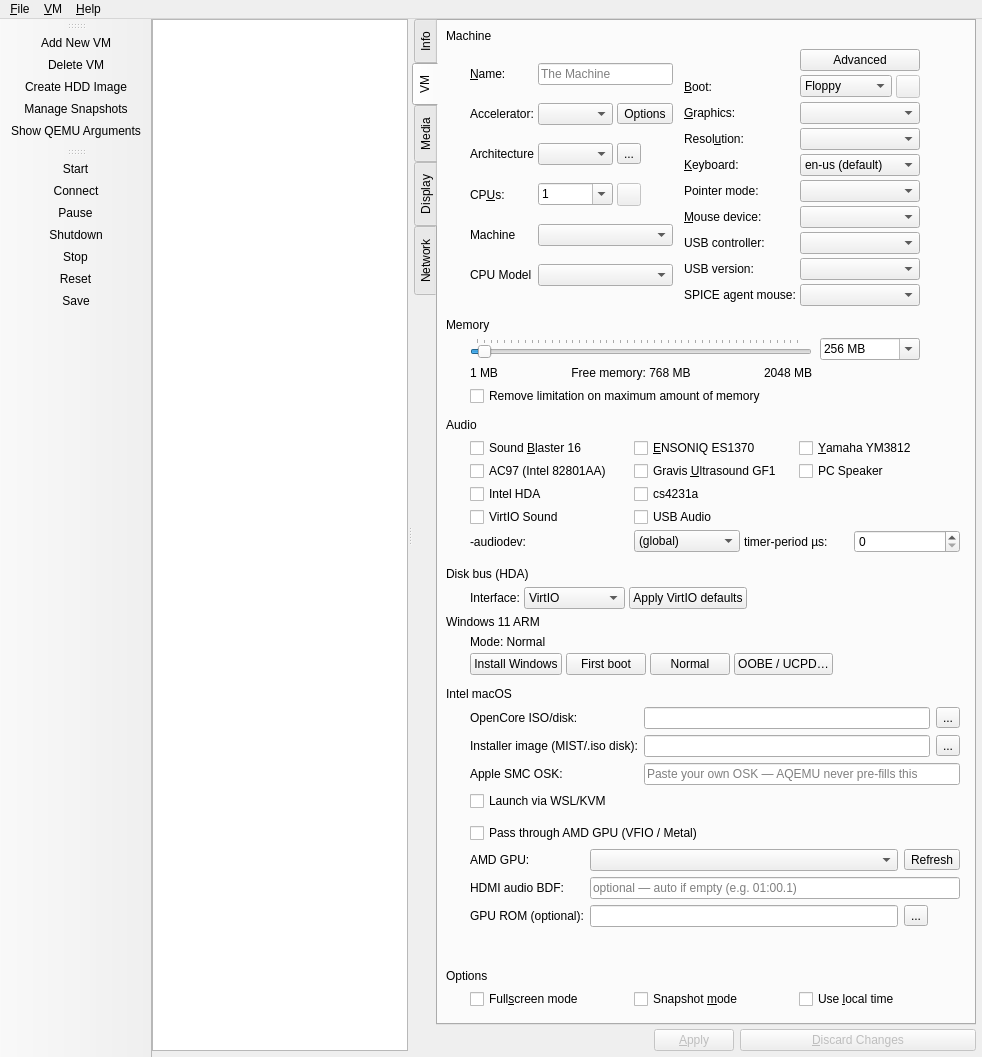
This is src/Main_Window.ui in chronic8000/aqemu as Qt 5 draws it before an edit. The edited form follows.
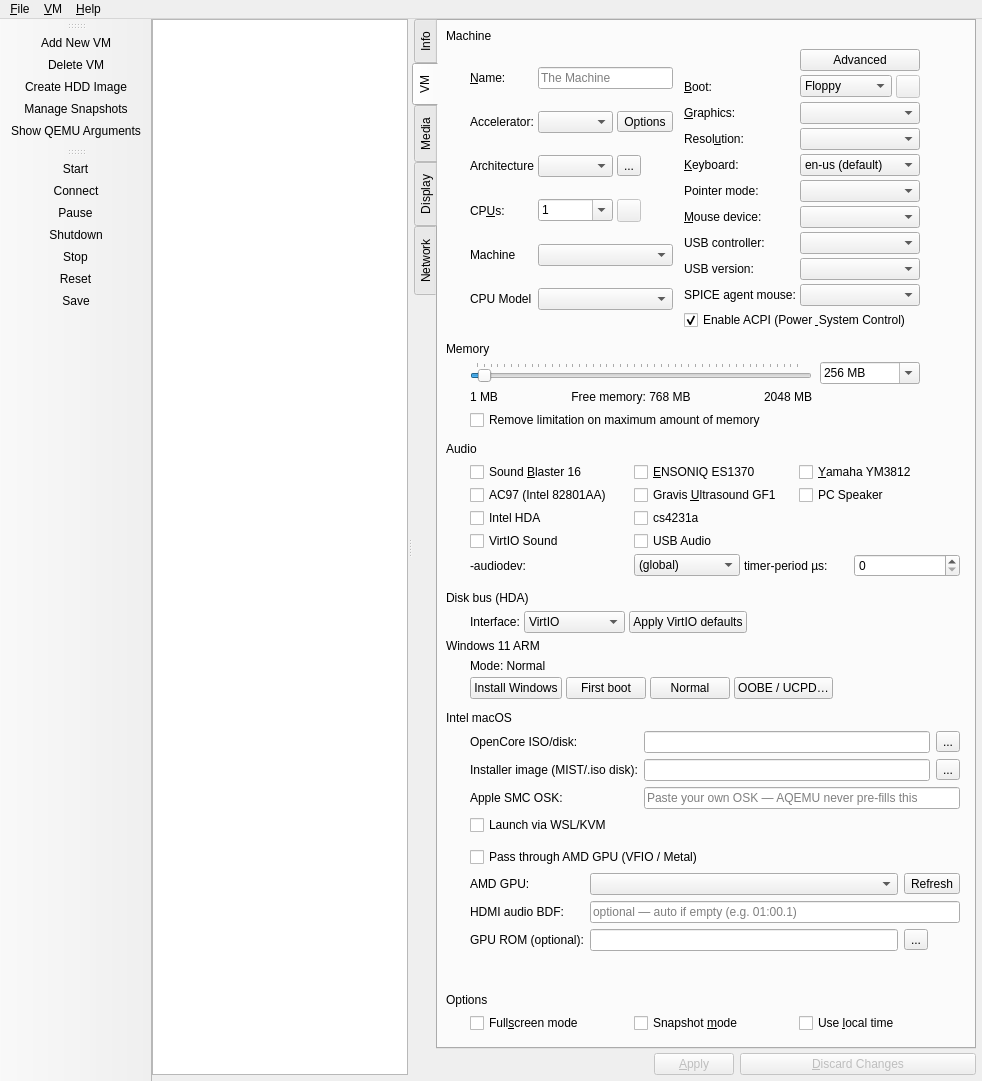
This is the edited form. Icons and pictures are not drawn. Custom widgets are drawn as their Qt base class.

Commit message: feat(acpi): Add ACPI toggle checkbox to Machine tab UI and filter -no-acpi flag safely

```diff
--- a/src/Main_Window.ui
+++ b/src/Main_Window.ui
@@ -998,6 +998,19 @@
                    </property>
                   </widget>
                  </item>
+                 <item row="10" column="0" colspan="3">
+                  <widget class="QCheckBox" name="CH_Machine_ACPI">
+                   <property name="toolTip">
+                    <string>Enable ACPI (Advanced Configuration and Power Interface) support in guest. Modern OSs (Win10/11, macOS, Linux) require ACPI (checked). Turn OFF for legacy OSs or custom targets if QEMU reports '-no-acpi: invalid option'.</string>
+                   </property>
+                   <property name="text">
+                    <string>Enable ACPI (Power &amp; System Control)</string>
+                   </property>
+                   <property name="checked">
+                    <bool>true</bool>
+                   </property>
+                  </widget>
+                 </item>
                  <item row="1" column="2">
                   <widget class="QToolButton" name="TB_Show_Boot_Settings_Window">
                    <property name="enabled">
```
The commit also changes 2 other files.
